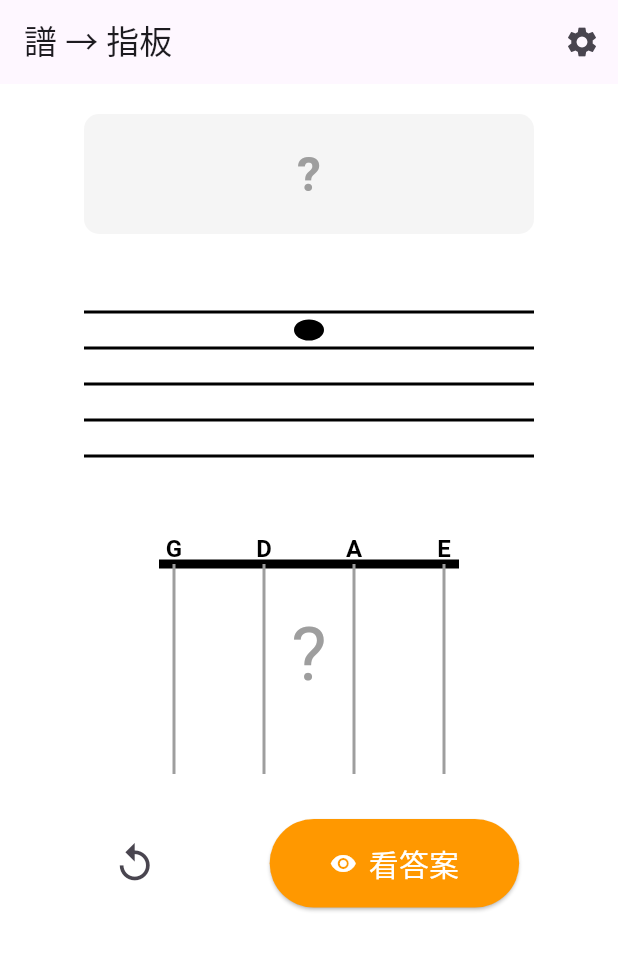
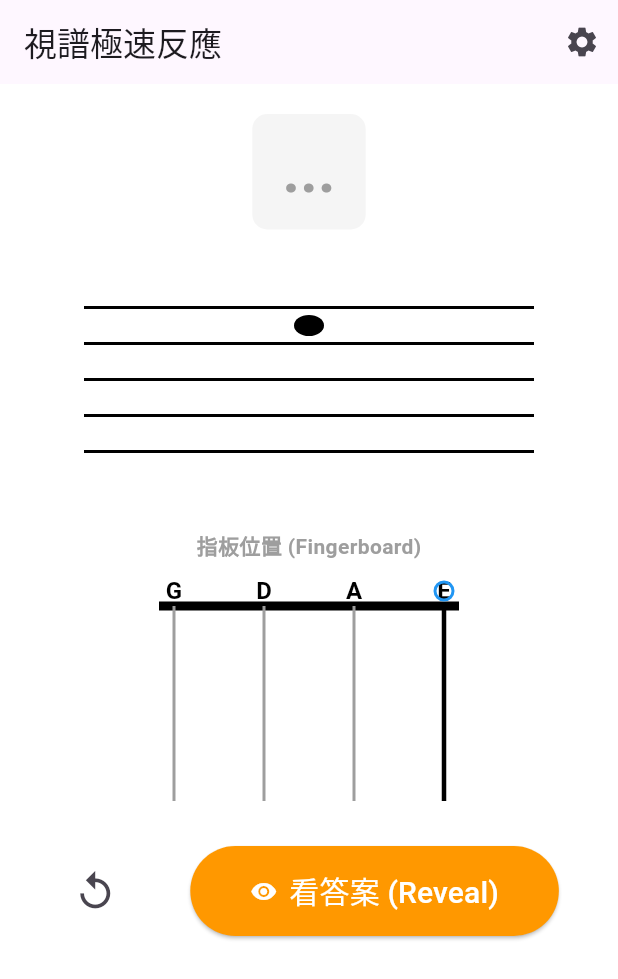
Before and after one commit to Wilson-TKU/violin_pitch_trainer, a Flutter app: the screen it shows after launch, after a tap on the "replay" icon, on a phone screen of 412 x 824 dp. Shown: the top 979 px of the screen. Run offline on Flutter 3.47's test engine with Material 3 defaults, Android fonts, the phone set to English and light mode, and no system bars; our stand-ins replace audioplayers.

Commit message:
feat: update default pitch to 442Hz and rename modes for clarity
1. Change default reference pitch from 440Hz to 442Hz (standard for violin).
2. Rename practice modes to be more intuitive:
   - "看譜找指位" (Staff -> Finger)
   - "看指位猜音" (Finger -> Staff)
   - "聽音辨音高" (Ear Training)

```diff
--- a/lib/main.dart
+++ b/lib/main.dart
@@ -9,9 +9,10 @@ void main() {
 }
 
 // ---------------------------------------------------------
-// 1. 資料結構與頻率定義
+// 1. 資料結構與頻率定義 (BSP Data Model)
 // ---------------------------------------------------------
 
+// 定義小提琴的四條弦
 enum ViolinString { G, D, A, E }
 
 class ViolinNote {
@@ -20,9 +21,9 @@ class ViolinNote {
   final double frequency; // Base 440Hz
   final int staffIndex;
 
-  // 小提琴指法資訊 (第一把位)
-  final ViolinString violinString;
-  final int finger; // 0=空弦, 1=食指, 2=中指, 3=無名指, 4=小指
+  // 新增：小提琴指法資訊 (第一把位)
+  final ViolinString violinString; // 哪一條弦
+  final int finger; // 第幾指 (0=空弦, 1=食指, 2=中指, 3=無名指, 4=小指)
 
   const ViolinNote({
     required this.noteName,
@@ -36,7 +37,7 @@ class ViolinNote {
   String get displayName => "$noteName ($solfege)";
 }
 
-// 題庫 (第一把位)
+// 題庫：更新為包含指法資訊 (以第一把位 First Position 為主)
 const List<ViolinNote> scale = [
   // --- G 弦 ---
   ViolinNote(
@@ -71,6 +72,7 @@ const List<ViolinNote> scale = [
     violinString: ViolinString.G,
     finger: 3,
   ),
+
   // --- D 弦 ---
   ViolinNote(
     noteName: 'D4',
@@ -95,7 +97,7 @@ const List<ViolinNote> scale = [
     staffIndex: 1,
     violinString: ViolinString.D,
     finger: 2,
-  ),
+  ), // F Natural (低二指)
   ViolinNote(
     noteName: 'G4',
     solfege: 'Sol',
@@ -104,6 +106,7 @@ const List<ViolinNote> scale = [
     violinString: ViolinString.D,
     finger: 3,
   ),
+
   // --- A 弦 ---
   ViolinNote(
     noteName: 'A4',
@@ -128,7 +131,7 @@ const List<ViolinNote> scale = [
     staffIndex: 5,
     violinString: ViolinString.A,
     finger: 2,
-  ),
+  ), // C Natural (低二指)
   ViolinNote(
     noteName: 'D5',
     solfege: 'Re',
@@ -137,6 +140,7 @@ const List<ViolinNote> scale = [
     violinString: ViolinString.A,
     finger: 3,
   ),
+
   // --- E 弦 ---
   ViolinNote(
     noteName: 'E5',
@@ -153,7 +157,7 @@ const List<ViolinNote> scale = [
     staffIndex: 8,
     violinString: ViolinString.E,
     finger: 1,
-  ),
+  ), // F Natural (低一指)
   ViolinNote(
     noteName: 'G5',
     solfege: 'Sol',
@@ -161,7 +165,7 @@ const List<ViolinNote> scale = [
     staffIndex: 9,
     violinString: ViolinString.E,
     finger: 2,
-  ),
+  ), // G Natural (低二指)
   ViolinNote(
     noteName: 'A5',
     solfege: 'La',
@@ -172,15 +176,14 @@ const List<ViolinNote> scale = [
   ),
 ];
 
-// 定義三種練習模式
+// 定義練習模式
 enum PracticeMode {
-  staffToFinger, // 譜 -> 指板
-  fingerToStaff, // 指板 -> 譜
-  earTraining, // 聽 -> 全部
+  sightReading, // 視譜反應 (看譜 -> 猜音/指法)
+  earTraining, // 聽音辨位 (聽音 -> 猜譜/指法)
 }
 
 // ---------------------------------------------------------
-// 2. 核心邏輯 UI
+// 2. 核心邏輯 UI (App Logic)
 // ---------------------------------------------------------
 class ViolinApp extends StatefulWidget {
   const ViolinApp({super.key});
@@ -200,7 +203,7 @@ class _ViolinAppState extends State<ViolinApp> {
   // 設定變數
   double _referencePitch = 440.0;
   RangeValues _rangeValues = RangeValues(0, scale.length - 1.0);
-  PracticeMode _practiceMode = PracticeMode.staffToFinger; // 預設模式
+  PracticeMode _practiceMode = PracticeMode.sightReading; // 預設視譜模式
 
   @override
   void initState() {
@@ -209,7 +212,8 @@ class _ViolinAppState extends State<ViolinApp> {
   }
 
   Future<void> _nextNote() async {
-    await _player.stop(); // 瞬間切斷舊聲音，符合「急速反應」需求
+    // 關鍵修改：如果是視譜模式，按下一題要瞬間切掉上一個聲音
+    await _player.stop();
 
     int start = _rangeValues.start.round();
     int end = _rangeValues.end.round();
@@ -223,11 +227,11 @@ class _ViolinAppState extends State<ViolinApp> {
       _isAnswerVisible = false;
     });
 
-    // 播放聲音 (背景提示)
+    // 播放聲音
     double adjustedFrequency = note.frequency * (_referencePitch / 440.0);
     final Uint8List wavBytes = ToneGenerator.generateSineWave(
       frequency: adjustedFrequency,
-      durationMs: 1500,
+      durationMs: 1500, // 稍微加長一點，方便聽音模式
       sampleRate: 44100,
     );
 
@@ -237,8 +241,11 @@ class _ViolinAppState extends State<ViolinApp> {
       debugPrint("Audio Error: $e");
     }
 
+    // 聲音播放完畢的 callback 就不強制設為 false 了，
+    // 因為我們現在允許中途切斷，狀態管理交給按鈕邏輯
     await Future.delayed(const Duration(milliseconds: 1500));
     if (mounted && _currentNote == note) {
+      // 確保不是已經切到下一題了
       setState(() => _isPlaying = false);
     }
   }
@@ -249,18 +256,7 @@ class _ViolinAppState extends State<ViolinApp> {
     });
   }
 
-  // 輔助函式：取得模式名稱
-  String _getModeName(PracticeMode mode) {
-    switch (mode) {
-      case PracticeMode.staffToFinger:
-        return "譜 → 指板";
-      case PracticeMode.fingerToStaff:
-        return "指板 → 譜";
-      case PracticeMode.earTraining:
-        return "聽力盲測";
-    }
-  }
-
+  // 設定視窗
   void _showSettings() {
     showModalBottomSheet(
       context: context,
@@ -270,7 +266,7 @@ class _ViolinAppState extends State<ViolinApp> {
           builder: (BuildContext context, StateSetter setModalState) {
             return Container(
               padding: const EdgeInsets.all(20),
-              height: 550, // 加高一點
+              height: 500,
               child: Column(
                 crossAxisAlignment: CrossAxisAlignment.start,
                 children: [
@@ -281,42 +277,58 @@ class _ViolinAppState extends State<ViolinApp> {
                   const SizedBox(height: 20),
 
                   const Text("練習模式 (Mode):", style: TextStyle(fontSize: 18)),
-                  const SizedBox(height: 10),
-                  // 使用 Wrap 防止按鈕太擠
-                  Wrap(
-                    spacing: 10.0,
-                    children: PracticeMode.values.map((mode) {
-                      return ChoiceChip(
-                        label: Text(_getModeName(mode)),
-                        selected: _practiceMode == mode,
-                        onSelected: (bool selected) {
-                          if (selected) {
-                            setModalState(() => _practiceMode = mode);
-                            setState(() => _nextNote()); // 切換模式直接換題
-                          }
-                        },
-                      );
-                    }).toList(),
-                  ),
-
-                  const SizedBox(height: 20),
-                  const Text("基準音:", style: TextStyle(fontSize: 18)),
-                  SegmentedButton<double>(
+                  SegmentedButton<PracticeMode>(
                     segments: const [
-                      ButtonSegment(value: 440.0, label: Text("440")),
-                      ButtonSegment(value: 442.0, label: Text("442")),
+                      ButtonSegment(
+                        value: PracticeMode.sightReading,
+                        label: Text("視譜 (看->聽)"),
+                        icon: Icon(Icons.visibility),
+                      ),
+                      ButtonSegment(
+                        value: PracticeMode.earTraining,
+                        label: Text("聽寫 (聽->看)"),
+                        icon: Icon(Icons.hearing),
+                      ),
                     ],
-                    selected: {_referencePitch},
-                    onSelectionChanged: (Set<double> newSelection) {
-                      setModalState(() => _referencePitch = newSelection.first);
-                      setState(() {});
+                    selected: {_practiceMode},
+                    onSelectionChanged: (Set<PracticeMode> newSelection) {
+                      setModalState(() {
+                        _practiceMode = newSelection.first;
+                      });
+                      setState(() {
+                        _nextNote(); // 切換模式時直接換一題
+                      });
                     },
                   ),
 
                   const SizedBox(height: 20),
-                  const Text("音域範圍:", style: TextStyle(fontSize: 18)),
+                  const Text(
+                    "基準音 (Reference Pitch):",
+                    style: TextStyle(fontSize: 18),
+                  ),
+                  Row(
+                    children: [
+                      Expanded(
+                        child: SegmentedButton<double>(
+                          segments: const [
+                            ButtonSegment(value: 440.0, label: Text("440 Hz")),
+                            ButtonSegment(value: 442.0, label: Text("442 Hz")),
+                          ],
+                          selected: {_referencePitch},
+                          onSelectionChanged: (Set<double> newSelection) {
+                            setModalState(
+                              () => _referencePitch = newSelection.first,
+                            );
+                            setState(() {});
+                          },
+                        ),
+                      ),
+                    ],
+                  ),
+                  const SizedBox(height: 20),
+                  const Text("音域範圍 (Range):", style: TextStyle(fontSize: 18)),
                   Text(
-                    "${scale[_rangeValues.start.round()].displayName} ~ ${scale[_rangeValues.end.round()].displayName}",
+                    "${scale[_rangeValues.start.round()].displayName}  ~  ${scale[_rangeValues.end.round()].displayName}",
                     style: const TextStyle(
                       color: Colors.blue,
                       fontWeight: FontWeight.bold,
@@ -351,36 +363,22 @@ class _ViolinAppState extends State<ViolinApp> {
 
   @override
   Widget build(BuildContext context) {
-    // ----------------------------------------------------
-    // 邏輯控制中心：決定誰該顯示
-    // ----------------------------------------------------
-    bool showStaff = false;
-    bool showFingerboard = false;
-    bool showNoteName = _isAnswerVisible; // 答案文字永遠是最後才出來
+    // 邏輯判斷：是否要顯示五線譜
+    // 1. 如果是「視譜模式」，永遠顯示
+    // 2. 如果是「聽音模式」，只有在 Answer Visible 時才顯示
+    bool showStaff =
+        _practiceMode == PracticeMode.sightReading || _isAnswerVisible;
 
-    switch (_practiceMode) {
-      case PracticeMode.staffToFinger:
-        // 題目: 譜 / 答案: 指板
-        showStaff = true;
-        showFingerboard = _isAnswerVisible;
-        break;
-      case PracticeMode.fingerToStaff:
-        // 題目: 指板 / 答案: 譜
-        showStaff = _isAnswerVisible;
-        showFingerboard = true;
-        break;
-      case PracticeMode.earTraining:
-        // 題目: 空 / 答案: 全部
-        showStaff = _isAnswerVisible;
-        showFingerboard = _isAnswerVisible;
-        break;
-    }
-    // ----------------------------------------------------
+    // 邏輯判斷：是否要顯示答案文字
+    // 只有在按下 Reveal 後才顯示，無論哪種模式
+    bool showText = _isAnswerVisible;
 
     return Scaffold(
       backgroundColor: Colors.white,
       appBar: AppBar(
-        title: Text(_getModeName(_practiceMode)),
+        title: Text(
+          _practiceMode == PracticeMode.sightReading ? "視譜極速反應" : "聽音盲測",
+        ),
         actions: [
           IconButton(
             icon: const Icon(Icons.settings),
@@ -389,34 +387,35 @@ class _ViolinAppState extends State<ViolinApp> {
         ],
       ),
       body: SingleChildScrollView(
+        // 防止螢幕太小溢出
         child: Column(
           mainAxisAlignment: MainAxisAlignment.center,
           children: [
             const SizedBox(height: 20),
-
-            // 1. 答案文字區 (Do, Re, Mi)
+            // 1. 答案顯示區
             Container(
               padding: const EdgeInsets.symmetric(vertical: 10, horizontal: 20),
-              width: 300,
-              height: 80, // 固定高度避免跳動
-              alignment: Alignment.center,
               decoration: BoxDecoration(
-                color: showNoteName ? Colors.green[100] : Colors.grey[100],
+                color: showText ? Colors.green[100] : Colors.grey[100],
                 borderRadius: BorderRadius.circular(10),
               ),
               child: Text(
-                showNoteName ? (_currentNote?.displayName ?? "") : "?",
+                showText
+                    ? (_currentNote?.displayName ?? "")
+                    : (_practiceMode == PracticeMode.sightReading
+                          ? "..."
+                          : "?"),
                 style: TextStyle(
-                  fontSize: 32,
+                  fontSize: 40,
                   fontWeight: FontWeight.bold,
-                  color: showNoteName ? Colors.black : Colors.grey,
+                  color: showText ? Colors.black : Colors.grey,
                 ),
               ),
             ),
 
             const SizedBox(height: 20),
 
-            // 2. 五線譜區
+            // 2. 五線譜區 (根據模式隱藏或顯示)
             Stack(
               alignment: Alignment.center,
               children: [
@@ -427,10 +426,9 @@ class _ViolinAppState extends State<ViolinApp> {
                   ),
                 ),
                 if (!showStaff)
-                  // 顯示一個禁止符號代表被遮住
                   const Icon(
                     Icons.visibility_off,
-                    size: 40,
+                    size: 50,
                     color: Colors.grey,
                   ),
               ],
@@ -438,27 +436,24 @@ class _ViolinAppState extends State<ViolinApp> {
 
             const SizedBox(height: 20),
 
-            // 3. 指板區 (你的虛擬小提琴)
-            Stack(
-              alignment: Alignment.center,
-              children: [
-                CustomPaint(
-                  size: const Size(300, 160),
-                  // 如果不顯示指板，傳入 null 給 painter，它會畫空指板或什麼都不畫
-                  painter: ViolinFingerboardPainter(
-                    note: showFingerboard ? _currentNote : null,
-                    showBoard: true, // 永遠畫出指板框線，但手指位置根據邏輯顯示
-                  ),
+            // 3. 小提琴指板示意圖 (新功能!)
+            // 只有在揭曉答案，或是視譜模式下才顯示
+            if (showStaff) ...[
+              const Text(
+                "指板位置 (Fingerboard)",
+                style: TextStyle(
+                  color: Colors.grey,
+                  fontWeight: FontWeight.bold,
                 ),
-                if (!showFingerboard)
-                  const Center(
-                    child: Text(
-                      "?",
-                      style: TextStyle(fontSize: 50, color: Colors.grey),
-                    ),
-                  ),
-              ],
-            ),
+              ),
+              const SizedBox(height: 10),
+              CustomPaint(
+                size: const Size(300, 150), // 寬度 300, 高度 150
+                painter: ViolinFingerboardPainter(note: _currentNote),
+              ),
+            ] else ...[
+              const SizedBox(height: 160 + 30), // 佔位符，保持介面高度不跳動
+            ],
 
             const SizedBox(height: 30),
 
@@ -469,6 +464,7 @@ class _ViolinAppState extends State<ViolinApp> {
                 IconButton(
                   icon: const Icon(Icons.replay, size: 30),
                   onPressed: () async {
+                    // 重播邏輯
                     if (_currentNote != null) {
                       double adjFreq =
                           _currentNote!.frequency * (_referencePitch / 440.0);
@@ -477,18 +473,21 @@ class _ViolinAppState extends State<ViolinApp> {
                         durationMs: 1000,
                         sampleRate: 44100,
                       );
-                      await _player.stop();
+                      await _player.stop(); // 先停再播
                       await _player.play(BytesSource(wavBytes));
                     }
                   },
+                  tooltip: "再聽一次",
                 ),
+
+                // 智慧按鈕
                 ElevatedButton.icon(
                   onPressed: _isAnswerVisible ? _nextNote : _revealAnswer,
                   icon: Icon(
                     _isAnswerVisible ? Icons.arrow_forward : Icons.visibility,
                   ),
                   label: Text(
-                    _isAnswerVisible ? "下一題" : "看答案",
+                    _isAnswerVisible ? "下一題 (Next)" : "看答案 (Reveal)",
                     style: const TextStyle(fontSize: 20),
                   ),
                   style: ElevatedButton.styleFrom(
@@ -513,7 +512,7 @@ class _ViolinAppState extends State<ViolinApp> {
 }
 
 // ---------------------------------------------------------
-// 3. 繪圖引擎 - 五線譜
+// 3. 繪圖引擎 - 五線譜 (StaffPainter)
 // ---------------------------------------------------------
 class StaffPainter extends CustomPainter {
   final int? noteIndex;
@@ -527,9 +526,10 @@ class StaffPainter extends CustomPainter {
     final Paint notePaint = Paint()
       ..color = Colors.black
       ..style = PaintingStyle.fill;
-    const double spaceHeight = 12.0;
+    const double spaceHeight = 12.0; // 稍微縮小一點適應螢幕
     final double centerY = size.height / 2;
 
+    // 畫五線
     for (int i = 0; i < 5; i++) {
       double y = centerY + (2 - i) * spaceHeight * 2;
       canvas.drawLine(Offset(0, y), Offset(size.width, y), linePaint);
@@ -547,6 +547,7 @@ class StaffPainter extends CustomPainter {
         notePaint,
       );
 
+      // 加線
       if (noteIndex! < -1) {
         for (int i = -2; i >= noteIndex!; i -= 2) {
           double lineY = baseLineY - (i * spaceHeight);
@@ -575,18 +576,14 @@ class StaffPainter extends CustomPainter {
 }
 
 // ---------------------------------------------------------
-// 4. 繪圖引擎 - 小提琴指板 (更新版)
+// 4. 繪圖引擎 - 小提琴指板 (ViolinFingerboardPainter)
 // ---------------------------------------------------------
 class ViolinFingerboardPainter extends CustomPainter {
   final ViolinNote? note;
-  final bool showBoard; // 是否顯示指板背景
-
-  ViolinFingerboardPainter({this.note, this.showBoard = true});
+  ViolinFingerboardPainter({this.note});
 
   @override
   void paint(Canvas canvas, Size size) {
-    if (!showBoard) return;
-
     final Paint stringPaint = Paint()
       ..color = Colors.grey
       ..strokeWidth = 2.0;
@@ -600,26 +597,26 @@ class ViolinFingerboardPainter extends CustomPainter {
       ..color = Colors.black
       ..strokeWidth = 6.0;
 
-    double stringSpacing = size.width / 5;
+    // 參數定義
+    double stringSpacing = size.width / 5; // 四條弦平分寬度
     double startX = stringSpacing;
-    double topY = 20.0;
+    double topY = 20.0; // 弦枕位置
     double stringLength = size.height - 20;
 
-    // 1. 畫弦枕 (上方的粗黑線)
+    // 1. 畫弦枕 (Nut)
     canvas.drawLine(
       Offset(startX - 10, topY),
       Offset(startX + stringSpacing * 3 + 10, topY),
       nutPaint,
     );
 
-    // 弦的標籤
+    // 2. 畫四條弦 (G, D, A, E)
     List<String> labels = ["G", "D", "A", "E"];
-
-    // 2. 畫四條弦
     for (int i = 0; i < 4; i++) {
       double x = startX + i * stringSpacing;
-      // 如果 note 存在且是這條弦，就加粗顯示
-      bool isTargetString = (note != null) && (note!.violinString.index == i);
+
+      // 如果是當前選到的弦，畫粗一點
+      bool isTargetString = note != null && note!.violinString.index == i;
 
       canvas.drawLine(
         Offset(x, topY),
@@ -627,6 +624,7 @@ class ViolinFingerboardPainter extends CustomPainter {
         isTargetString ? stringHighlightPaint : stringPaint,
       );
 
+      // 畫弦的名稱 (G, D, A, E)
       TextSpan span = TextSpan(
         style: const TextStyle(
           color: Colors.black,
@@ -641,16 +639,18 @@ class ViolinFingerboardPainter extends CustomPainter {
         textDirection: TextDirection.ltr,
       );
       tp.layout();
-      tp.paint(canvas, Offset(x - tp.width / 2, 0));
+      tp.paint(canvas, Offset(x - tp.width / 2, 0)); // 標籤在最上面
     }
 
-    // 3. 畫手指位置
+    // 3. 畫按手指的位置
     if (note != null) {
       double x = startX + note!.violinString.index * stringSpacing;
+
+      // 計算手指的 Y 軸位置 (模擬指板間距，越往下一指距離越寬)
+      // 簡單模擬：每指大概間距 30
       double fingerY = topY;
-
       if (note!.finger == 0) {
-        // 空弦: 藍色空心圓
+        // 空弦：畫一個空心圓在弦枕上方
         canvas.drawCircle(
           Offset(x, topY - 10),
           6,
@@ -660,14 +660,15 @@ class ViolinFingerboardPainter extends CustomPainter {
             ..strokeWidth = 2,
         );
       } else {
-        // 按指: 紅色實心圓
-        // 模擬第一把位音程距離
+        // 1, 2, 3, 4 指
+        // 這裡做簡單的距離模擬
         List<double> fingerOffsets = [0, 35, 65, 95, 125];
         fingerY += fingerOffsets[note!.finger];
 
+        // 畫紅色實心圓代表按壓點
         canvas.drawCircle(Offset(x, fingerY), 8, fingerPaint);
 
-        // 寫出指法數字 (1, 2, 3...)
+        // 標示指法數字
         TextSpan span = TextSpan(
           style: const TextStyle(color: Colors.white, fontSize: 10),
           text: "${note!.finger}",
@@ -688,7 +689,7 @@ class ViolinFingerboardPainter extends CustomPainter {
 }
 
 // ---------------------------------------------------------
-// 5. 音訊合成器 (保持不變)
+// 5. 音訊合成器 (ToneGenerator) - 保持不變
 // ---------------------------------------------------------
 class ToneGenerator {
   static Uint8List generateSineWave({
```
